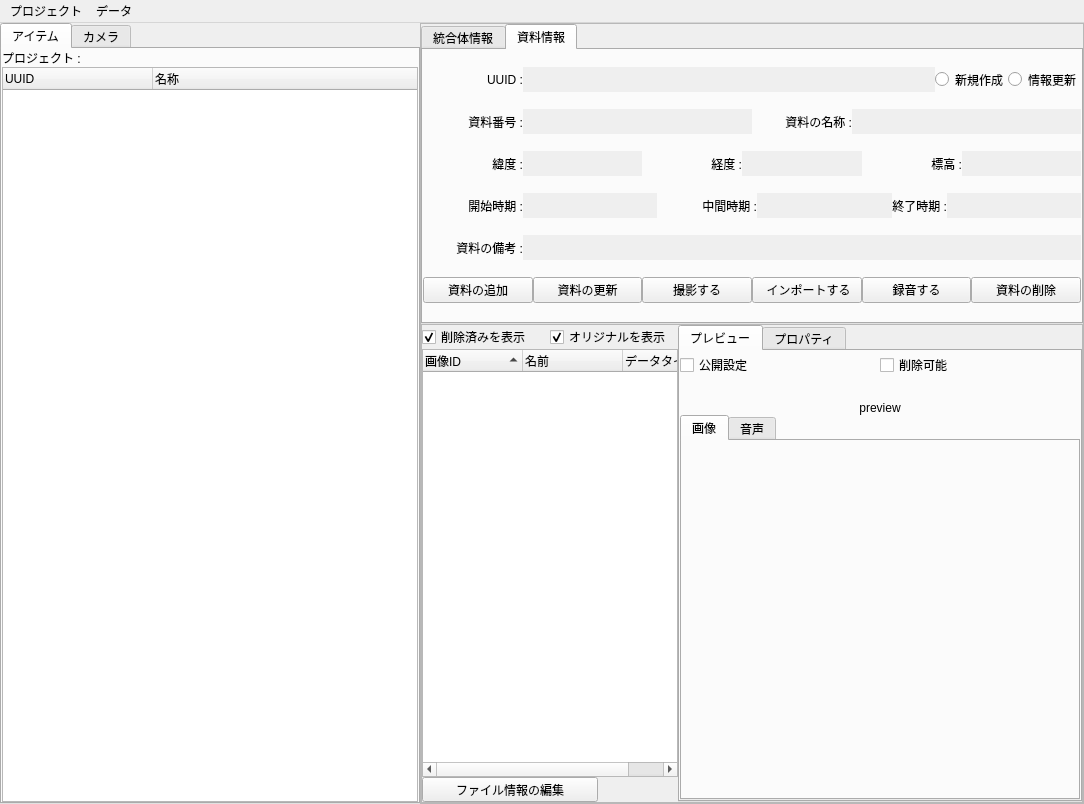
Old version of the form ui/mainWindow.ui in the repository yufujimoto/SurveyDataCollector.
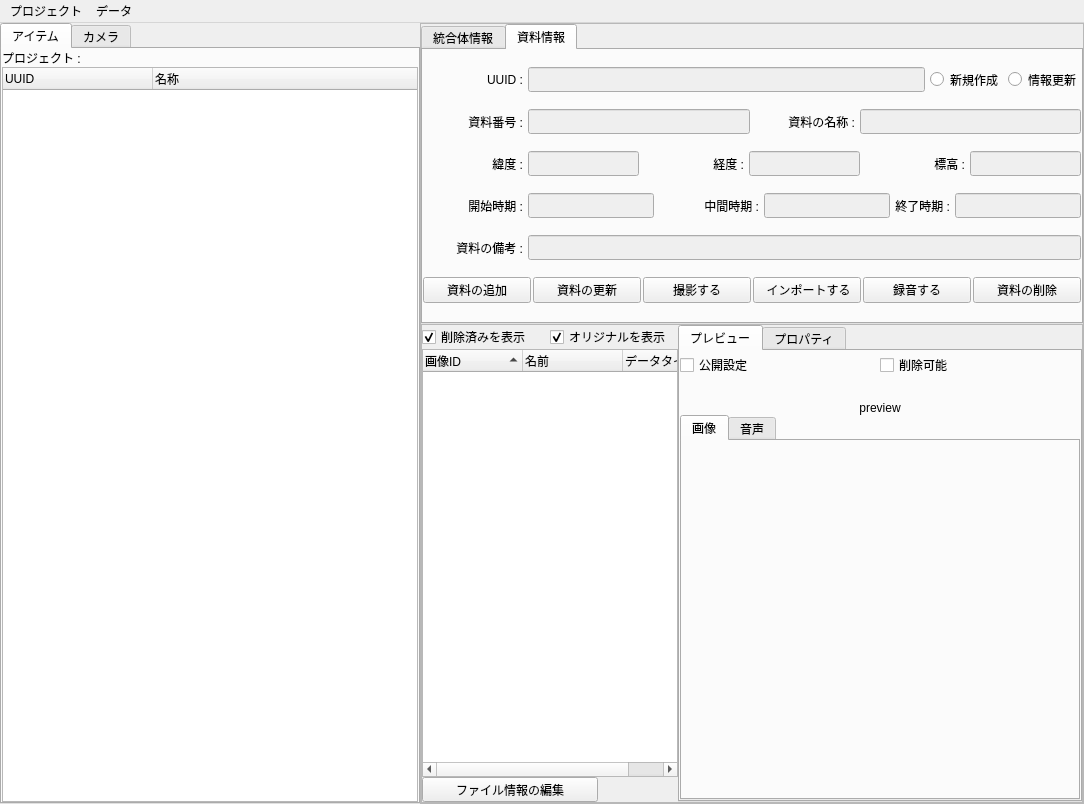
New version of the form. The open tabs and pages were chosen to show the change. Icons and pictures are not drawn.

What changed in the file:
```diff
--- a/ui/mainWindow.ui
+++ b/ui/mainWindow.ui
@@ -907,11 +907,14 @@
            <item>
             <layout class="QHBoxLayout" name="horizontalLayout_5">
              <property name="spacing">
-              <number>0</number>
+              <number>5</number>
              </property>
              <property name="topMargin">
               <number>0</number>
              </property>
+             <property name="rightMargin">
+              <number>0</number>
+             </property>
              <item>
               <widget class="QLabel" name="lbl_mat_uuid">
                <property name="minimumSize">
@@ -946,7 +949,7 @@
                 </size>
                </property>
                <property name="frame">
-                <bool>false</bool>
+                <bool>true</bool>
                </property>
               </widget>
              </item>
@@ -987,7 +990,7 @@
            <item>
             <layout class="QHBoxLayout" name="lay_h_con_nam_3">
              <property name="spacing">
-              <number>0</number>
+              <number>5</number>
              </property>
              <property name="topMargin">
               <number>0</number>
@@ -1026,7 +1029,7 @@
                 </size>
                </property>
                <property name="frame">
-                <bool>false</bool>
+                <bool>true</bool>
                </property>
               </widget>
              </item>
@@ -1064,7 +1067,7 @@
                 </size>
                </property>
                <property name="frame">
-                <bool>false</bool>
+                <bool>true</bool>
                </property>
               </widget>
              </item>
@@ -1073,7 +1076,7 @@
            <item>
             <layout class="QHBoxLayout" name="lay_h_mat_geo">
              <property name="spacing">
-              <number>0</number>
+              <number>5</number>
              </property>
              <property name="topMargin">
               <number>0</number>
@@ -1118,7 +1121,7 @@
                 </size>
                </property>
                <property name="frame">
-                <bool>false</bool>
+                <bool>true</bool>
                </property>
               </widget>
              </item>
@@ -1162,7 +1165,7 @@
                 </size>
                </property>
                <property name="frame">
-                <bool>false</bool>
+                <bool>true</bool>
                </property>
               </widget>
              </item>
@@ -1206,7 +1209,7 @@
                 </size>
                </property>
                <property name="frame">
-                <bool>false</bool>
+                <bool>true</bool>
                </property>
               </widget>
              </item>
@@ -1215,7 +1218,7 @@
            <item>
             <layout class="QHBoxLayout" name="lay_h_mat_tmp">
              <property name="spacing">
-              <number>0</number>
+              <number>5</number>
              </property>
              <property name="topMargin">
               <number>0</number>
@@ -1260,7 +1263,7 @@
                 </size>
                </property>
                <property name="frame">
-                <bool>false</bool>
+                <bool>true</bool>
                </property>
               </widget>
              </item>
@@ -1292,7 +1295,7 @@
                 </size>
                </property>
                <property name="frame">
-                <bool>false</bool>
+                <bool>true</bool>
                </property>
               </widget>
              </item>
@@ -1318,7 +1321,7 @@
                 </size>
                </property>
                <property name="frame">
-                <bool>false</bool>
+                <bool>true</bool>
                </property>
               </widget>
              </item>
@@ -1327,7 +1330,7 @@
            <item>
             <layout class="QHBoxLayout" name="lay_h_mat_dsc">
              <property name="spacing">
-              <number>0</number>
+              <number>5</number>
              </property>
              <property name="topMargin">
               <number>0</number>
@@ -1372,7 +1375,7 @@
                 </size>
                </property>
                <property name="frame">
-                <bool>false</bool>
+                <bool>true</bool>
                </property>
               </widget>
              </item>
@@ -1381,7 +1384,7 @@
            <item>
             <layout class="QHBoxLayout" name="lay_h_mat_ctrl">
              <property name="spacing">
-              <number>0</number>
+              <number>2</number>
              </property>
              <property name="topMargin">
               <number>0</number>
```
Left out of the diff: 166 changed lines with no effect on the pictures.
